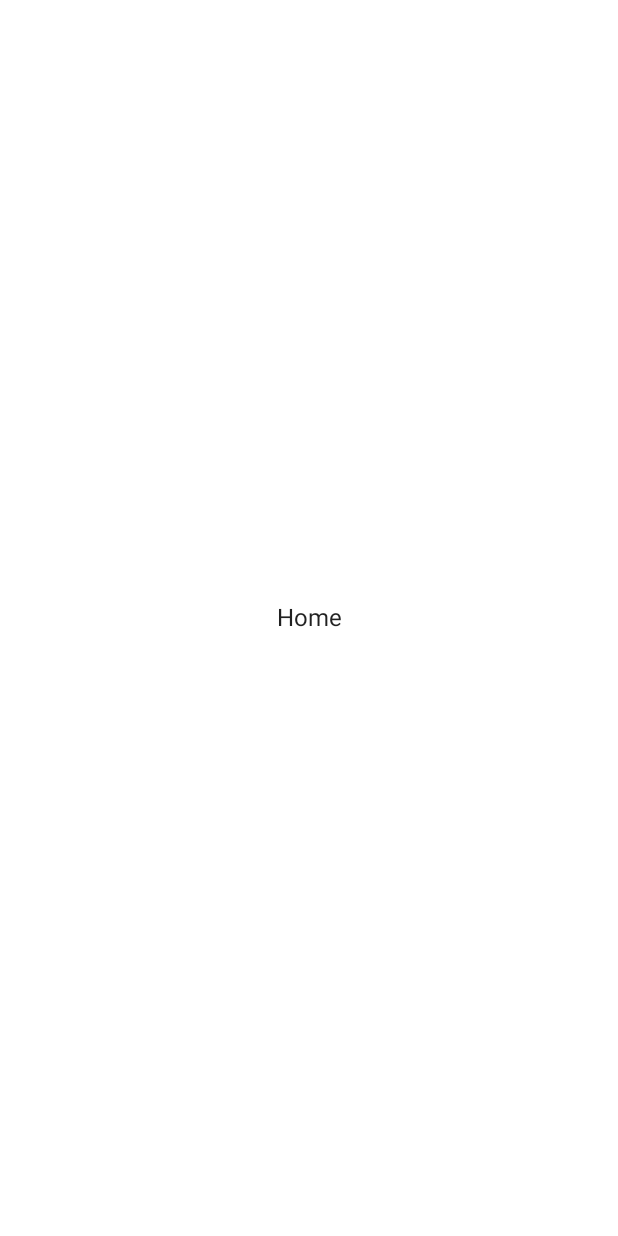
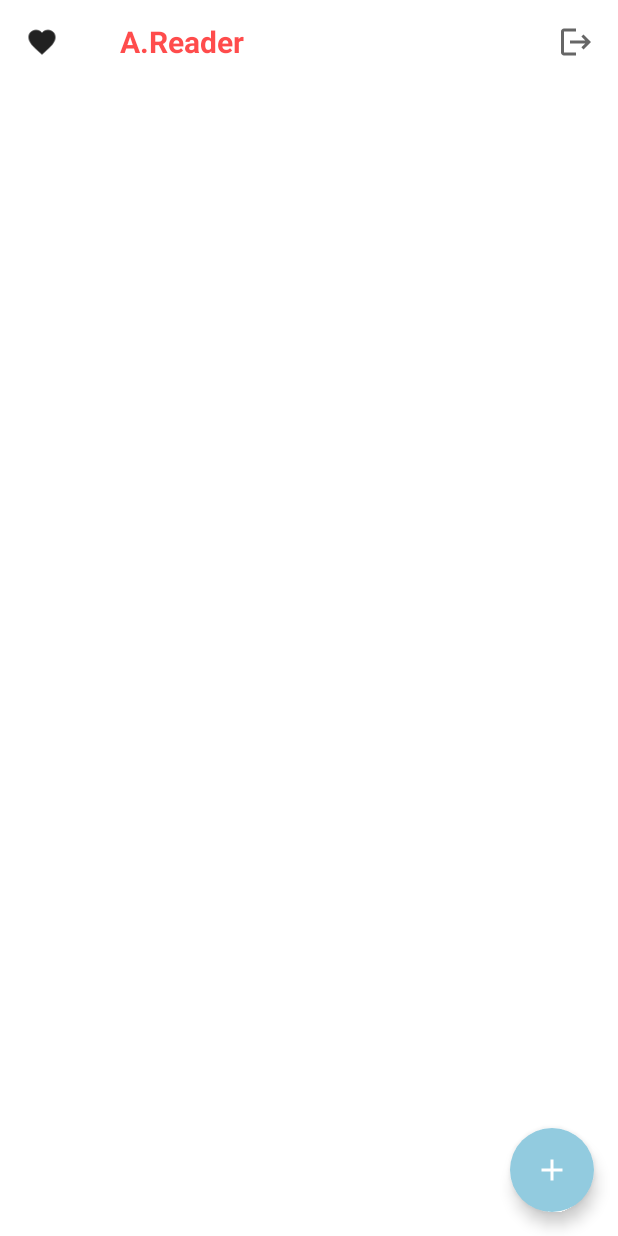
Before and after one commit to wladyband/App-Kotlin-Book-Clean-Architecture-, an Android app built with Jetpack Compose: the Home screen opened through its navigation route, on a phone screen of 412 x 824 dp. Before the commit the screen is almost empty. Run offline under Robolectric (Android 15) with nearby library versions, the phone set to English and light mode, and no system bars; our stand-ins replace Dagger/Hilt's generated code, Firebase (no records; nobody signed in at launch, a user with empty details on screens opened directly).

Commit message:
personalizando AppBar e o FloatingActionButton

```diff
--- a/app/src/main/java/com/wladimirbr/readingplan/components/Components.kt
+++ b/app/src/main/java/com/wladimirbr/readingplan/components/Components.kt
@@ -1,26 +1,35 @@
 package com.wladimirbr.readingplan.components
 
-import androidx.compose.foundation.layout.fillMaxWidth
-import androidx.compose.foundation.layout.padding
+import androidx.compose.foundation.clickable
+import androidx.compose.foundation.layout.*
+import androidx.compose.foundation.shape.RoundedCornerShape
 import androidx.compose.foundation.text.KeyboardActions
 import androidx.compose.foundation.text.KeyboardOptions
-import androidx.compose.material.IconButton
-import androidx.compose.material.MaterialTheme
-import androidx.compose.material.OutlinedTextField
-import androidx.compose.material.Text
+import androidx.compose.material.*
 import androidx.compose.material.icons.Icons
+import androidx.compose.material.icons.filled.Add
 import androidx.compose.material.icons.filled.Close
+import androidx.compose.material.icons.filled.Favorite
+import androidx.compose.material.icons.filled.Logout
 import androidx.compose.runtime.Composable
 import androidx.compose.runtime.MutableState
+import androidx.compose.ui.Alignment
 import androidx.compose.ui.Modifier
+import androidx.compose.ui.draw.clip
+import androidx.compose.ui.draw.scale
 import androidx.compose.ui.graphics.Color
+import androidx.compose.ui.graphics.vector.ImageVector
 import androidx.compose.ui.text.TextStyle
+import androidx.compose.ui.text.font.FontWeight
 import androidx.compose.ui.text.input.ImeAction
 import androidx.compose.ui.text.input.KeyboardType
 import androidx.compose.ui.text.input.PasswordVisualTransformation
 import androidx.compose.ui.text.input.VisualTransformation
 import androidx.compose.ui.unit.dp
 import androidx.compose.ui.unit.sp
+import androidx.navigation.NavController
+import com.google.firebase.auth.FirebaseAuth
+import com.wladimirbr.readingplan.navigation.ReaderScreens
 
 @Composable
 fun EmailInput(
@@ -40,6 +49,84 @@ fun EmailInput(
         onAction = onAction)
 
 
+}
+
+@Composable
+fun ReaderLogo(modifier: Modifier = Modifier) {
+    Text(text = "A. Reader",
+        modifier = modifier.padding(bottom = 16.dp),
+        style = MaterialTheme.typography.h3,
+        color = Color.Red.copy(alpha = 0.5f))
+}
+
+@Composable
+fun ReaderAppBar(
+    title: String,
+    icon: ImageVector? = null,
+    showProfile: Boolean = true,
+    navController: NavController,
+    onBackArrowClicked:() -> Unit = {}
+) {
+
+    TopAppBar(title = {
+        Row(verticalAlignment = Alignment.CenterVertically){
+            if (showProfile) {
+                Icon(imageVector = Icons.Default.Favorite,
+                    contentDescription = "Logo Icon",
+                    modifier = Modifier
+                        .clip(RoundedCornerShape(12.dp))
+                        .scale(0.9f)
+                )
+
+            }
+            if (icon != null) {
+                Icon(imageVector = icon, contentDescription = "arrow back",
+                    tint = Color.Red.copy(alpha = 0.7f),
+                    modifier = Modifier.clickable { onBackArrowClicked.invoke() })
+            }
+            Spacer(modifier = Modifier.width(40.dp) )
+            Text(text = title,
+                color = Color.Red.copy(alpha = 0.7f),
+                style = TextStyle(fontWeight = FontWeight.Bold, fontSize = 20.sp))
+
+
+        }
+
+
+    },
+        actions = {
+            IconButton(onClick = {
+                FirebaseAuth.getInstance()
+                    .signOut().run {
+                        navController.navigate(ReaderScreens.LoginScreen.name)
+                    }
+            }) {
+                if (showProfile) Row() {
+                    Icon(imageVector = Icons.Filled.Logout ,
+                        contentDescription = "Logout" ,
+                        // tint = Color.Green.copy(alpha = 0.4f)
+                    )
+                }else Box {}
+
+
+
+            }
+        },
+        backgroundColor = Color.Transparent,
+        elevation = 0.dp)
+
+}
+
+
+@Composable
+fun FABContent(onTap: () -> Unit) {
+    FloatingActionButton(onClick = { onTap()},
+        shape = RoundedCornerShape(50.dp),
+        backgroundColor = Color(0xFF92CBDF)) {
+        Icon(imageVector = Icons.Default.Add,
+            contentDescription = "Add a Book",
+            tint = Color.White)
+    }
 }
 
 @Composable
--- a/app/src/main/java/com/wladimirbr/readingplan/navigation/ReaderNavigation.kt
+++ b/app/src/main/java/com/wladimirbr/readingplan/navigation/ReaderNavigation.kt
@@ -2,12 +2,13 @@ package com.wladimirbr.readingplan.navigation
 
 import androidx.compose.runtime.Composable
 import androidx.compose.ui.ExperimentalComposeUiApi
+import androidx.hilt.navigation.compose.hiltViewModel
 import androidx.navigation.compose.NavHost
 import androidx.navigation.compose.composable
 import androidx.navigation.compose.rememberNavController
 import com.bawp.freader.screens.login.ReaderBookLoginScreen
 import com.wladimirbr.readingplan.screens.ReaderSplashScreen
-import com.wladimirbr.readingplan.screens.home.ReaderBookHomeScreen
+import com.wladimirbr.readingplan.screens.home.Home
 import com.wladimirbr.readingplan.screens.stats.ReaderBookStatsScreen
 
 @ExperimentalComposeUiApi
@@ -30,7 +31,8 @@ fun ReaderNavigation() {
         }
 
         composable(ReaderScreens.ReaderHomeScreen.name) {
-            ReaderBookHomeScreen(navController = navController)
+
+            Home(navController = navController)
         }
     }
 }
--- a/app/src/main/java/com/wladimirbr/readingplan/screens/home/ReaderBookHomeScreen.kt
+++ b/app/src/main/java/com/wladimirbr/readingplan/screens/home/ReaderBookHomeScreen.kt
@@ -1,10 +1,34 @@
 package com.wladimirbr.readingplan.screens.home
 
-import androidx.compose.material.Text
+import android.annotation.SuppressLint
+import androidx.compose.foundation.layout.fillMaxSize
+import androidx.compose.foundation.layout.padding
+import androidx.compose.material.FloatingActionButton
+import androidx.compose.material.Scaffold
+import androidx.compose.material.Surface
+import com.wladimirbr.readingplan.components.*
 import androidx.compose.runtime.Composable
+import androidx.compose.ui.Modifier
+import androidx.compose.ui.unit.dp
 import androidx.navigation.NavController
+import com.wladimirbr.readingplan.navigation.ReaderScreens
 
+@SuppressLint("UnusedMaterialScaffoldPaddingParameter")
 @Composable
-fun ReaderBookHomeScreen(navController: NavController){
-    Text(text = "Home")
+fun Home(navController: NavController,
+         //viewModel
+) {
+    Scaffold(topBar = {
+        ReaderAppBar(title = "A.Reader", navController = navController)
+    },
+        floatingActionButton = {
+            FABContent{
+                navController.navigate(ReaderScreens.SearchScreen.name)
+            }
+        }) {
+        //content
+        Surface(modifier = Modifier.fillMaxSize()) {
+
+        }
+    }
 }
```
